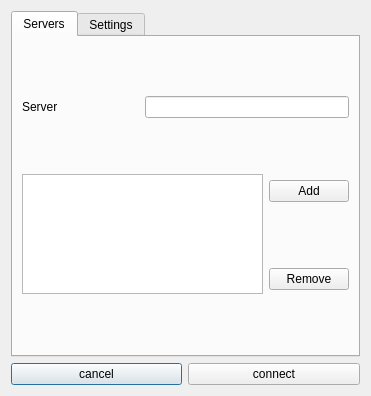
Old version of the form servers.ui in the repository netpipe/cannachat.
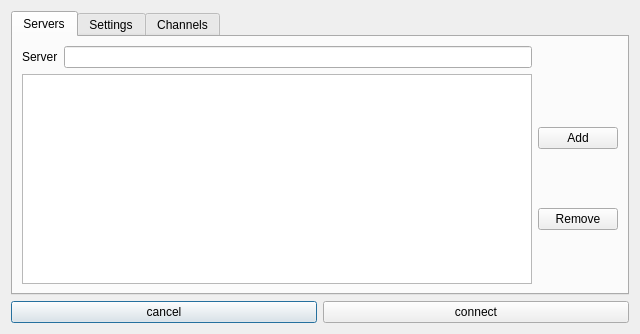
New version of the form.

Patch:
```diff
--- a/servers.ui
+++ b/servers.ui
@@ -6,8 +6,8 @@
    <rect>
     <x>0</x>
     <y>0</y>
-    <width>371</width>
-    <height>396</height>
+    <width>640</width>
+    <height>334</height>
    </rect>
   </property>
   <property name="windowTitle">
@@ -39,26 +39,32 @@
       </attribute>
       <layout class="QGridLayout" name="gridLayout_2">
        <item row="0" column="0">
+        <layout class="QHBoxLayout" name="horizontalLayout">
+         <item>
         <widget class="QLabel" name="label">
          <property name="text">
           <string>Server</string>
          </property>
         </widget>
        </item>
-       <item row="0" column="1" colspan="2">
+         <item>
         <widget class="QLineEdit" name="lineEdit"/>
        </item>
-       <item row="1" column="0" rowspan="2" colspan="2">
-        <widget class="QListView" name="listView"/>
+        </layout>
        </item>
-       <item row="1" column="2">
+       <item row="1" column="0">
+        <widget class="QListWidget" name="listWidget_2"/>
+       </item>
+       <item row="1" column="1">
+        <layout class="QVBoxLayout" name="verticalLayout">
+         <item>
         <widget class="QPushButton" name="pushButton_3">
          <property name="text">
           <string>Add</string>
          </property>
         </widget>
        </item>
-       <item row="2" column="2">
+         <item>
         <widget class="QPushButton" name="pushButton_4">
          <property name="text">
           <string>Remove</string>
@@ -66,12 +72,29 @@
         </widget>
        </item>
       </layout>
+       </item>
+      </layout>
      </widget>
      <widget class="QWidget" name="tab_2">
       <attribute name="title">
        <string>Settings</string>
       </attribute>
      </widget>
+     <widget class="QWidget" name="tab_3">
+      <attribute name="title">
+       <string>Channels</string>
+      </attribute>
+      <widget class="QListWidget" name="listWidget">
+       <property name="geometry">
+        <rect>
+         <x>40</x>
+         <y>40</y>
+         <width>256</width>
+         <height>192</height>
+        </rect>
+       </property>
+      </widget>
+     </widget>
     </widget>
    </item>
   </layout>
```
Left out of the diff: 6 changed lines with no effect on the pictures. Lines whose indentation alone changed are shown as unchanged.
